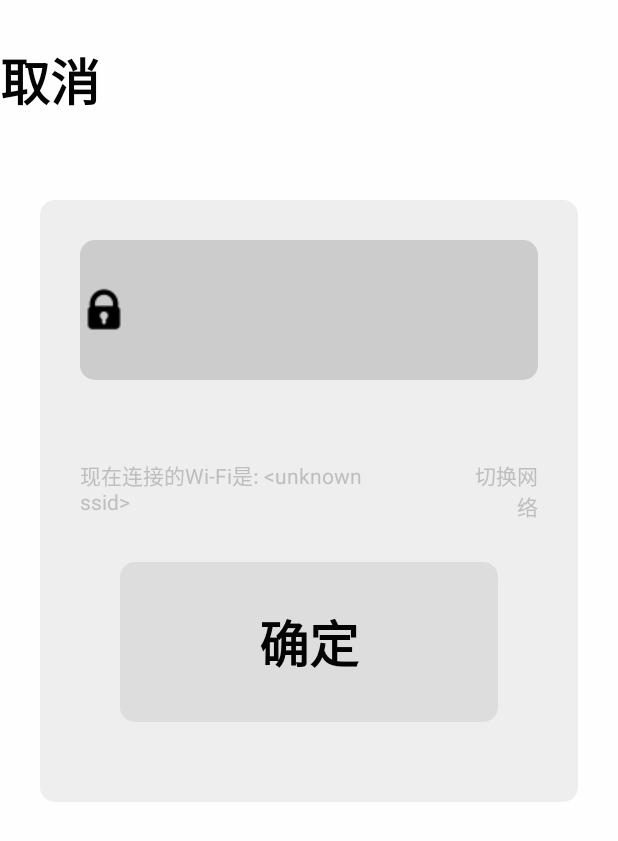
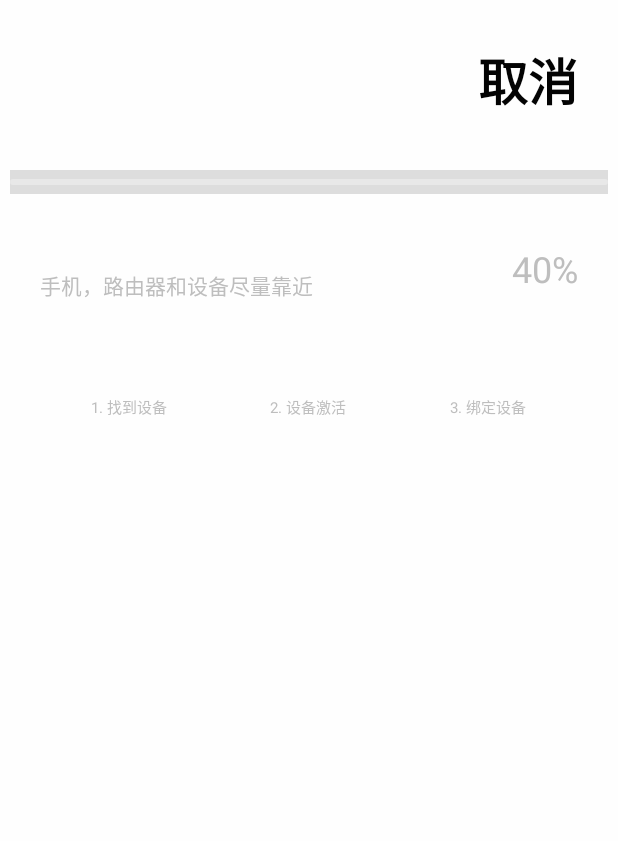
Before and after one commit to umasuo/app, an Android app: the fragment InputWifiPassword placed in its activity, after a tap on "确定", on a phone screen of 412 x 824 dp. Shown: the top 841 px of the screen. Run offline under Robolectric (Android 15) with nearby library versions, the light colour scheme and no system bars.

Commit message:
add connecting device ui

```diff
--- /dev/null
+++ b/src/main/java/com/umasuo/eva/ui/device/add/ConnectingDevice.java
@@ -0,0 +1,40 @@
+package com.umasuo.eva.ui.device.add;
+
+import android.net.wifi.WifiInfo;
+import android.net.wifi.WifiManager;
+import android.os.Bundle;
+import android.view.LayoutInflater;
+import android.view.View;
+import android.view.ViewGroup;
+import android.widget.Button;
+import android.widget.TextView;
+
+import com.umasuo.eva.MainActivity;
+import com.umasuo.eva.R;
+import com.umasuo.eva.infra.FragmentRoot;
+import com.umasuo.eva.infra.log.LogControl;
+
+/**
+ * 添加设备第三步：输入连接的Wi-Fi密码.
+ */
+public class ConnectingDevice extends FragmentRoot implements View.OnClickListener {
+
+    private static final String TAG = "ConnectingDevice";
+
+    MainActivity mainActivity;
+
+    @Override
+    public View onCreateView(LayoutInflater inflater, ViewGroup container,
+                             Bundle savedInstanceState) {
+        View view = inflater.inflate(R.layout.device_add_connecting, container, false);
+
+        mainActivity = (MainActivity) getContext();
+
+        return view;
+    }
+
+    @Override
+    public void onClick(View view) {
+        // TODO: 17/7/18 跳转到开始连接发包的界面
+    }
+}
--- a/src/main/java/com/umasuo/eva/ui/device/add/InputWifiPassword.java
+++ b/src/main/java/com/umasuo/eva/ui/device/add/InputWifiPassword.java
@@ -9,6 +9,7 @@ import android.view.ViewGroup;
 import android.widget.Button;
 import android.widget.TextView;
 
+import com.umasuo.eva.MainActivity;
 import com.umasuo.eva.R;
 import com.umasuo.eva.infra.FragmentRoot;
 import com.umasuo.eva.infra.log.LogControl;
@@ -22,11 +23,12 @@ public class InputWifiPassword extends FragmentRoot implements View.OnClickListe
 
     TextView curWifi;
     Button nextBtn;
+    MainActivity mainActivity;
+    ConnectingDevice connectingDevice;
 
     @Override
     public View onCreateView(LayoutInflater inflater, ViewGroup container,
                              Bundle savedInstanceState) {
-        // TODO Auto-generated method stub
         View view = inflater.inflate(R.layout.device_add_input_wifi_pwd, container, false);
 
         curWifi = (TextView) view.findViewById(R.id.current_wifi_text);
@@ -34,9 +36,14 @@ public class InputWifiPassword extends FragmentRoot implements View.OnClickListe
         nextBtn.setOnClickListener(this);
         getCurWifi();
 
+        mainActivity = (MainActivity) getContext();
+
         return view;
     }
 
+    /**
+     * 获取当前连接的Wi-Fi名.
+     */
     private void getCurWifi() {
 
         WifiManager wifiManager = (WifiManager) getContext().getApplicationContext().getSystemService(getContext().getApplicationContext().WIFI_SERVICE);
@@ -44,10 +51,18 @@ public class InputWifiPassword extends FragmentRoot implements View.OnClickListe
         String ssid = wifiInfo.getSSID();
         LogControl.debug(TAG, ssid);
         curWifi.setText(curWifi.getText() + ": " + ssid);
+        // TODO: 17/7/19 如果没有连接Wi-Fi，则提示连接Wi-Fi，同时按钮不可用
     }
 
     @Override
     public void onClick(View view) {
-        // TODO: 17/7/18 跳转到开始连接发包的界面
+
+        if (connectingDevice == null) {
+            connectingDevice = new ConnectingDevice();
+            connectingDevice.setPreIndex(index);
+            connectingDevice.setIndex(mainActivity.addFragment(connectingDevice));
+        }
+
+        mainActivity.showFragment(this, connectingDevice, true);
     }
 }
--- /dev/null
+++ b/src/main/res/layout/device_add_connecting.xml
@@ -0,0 +1,97 @@
+<?xml version="1.0" encoding="utf-8"?>
+<LinearLayout xmlns:android="http://schemas.android.com/apk/res/android"
+    android:layout_width="match_parent"
+    android:layout_height="match_parent"
+    android:background="@color/topBgColor"
+    android:orientation="vertical">
+
+    <LinearLayout
+        android:layout_width="match_parent"
+        android:layout_height="@dimen/activity_top_height"
+        android:background="@color/topBgColor"
+        android:orientation="horizontal">
+
+        <TextView
+            android:id="@+id/connecting_title"
+            android:layout_width="match_parent"
+            android:layout_height="wrap_content"
+            android:layout_gravity="center"
+            android:layout_marginRight="40px"
+            android:layout_weight="1"
+            android:gravity="right"
+            android:text="@string/cancel"
+            android:textColor="@color/deviceTypeItemColor"
+            android:textSize="@dimen/setting_title_size"
+            android:textStyle="bold"
+            android:typeface="monospace" />
+
+    </LinearLayout>
+
+    <ProgressBar
+        style="@style/Widget.AppCompat.ProgressBar.Horizontal"
+        android:layout_width="match_parent"
+        android:layout_height="wrap_content"
+        android:layout_margin="10px"
+        android:background="#dddddd"
+        android:max="100" />
+
+    <LinearLayout
+        android:layout_width="match_parent"
+        android:layout_height="wrap_content"
+        android:layout_margin="40px"
+        android:orientation="horizontal">
+
+        <TextView
+            android:layout_width="wrap_content"
+            android:layout_height="match_parent"
+            android:layout_marginTop="25px"
+            android:layout_weight="3"
+            android:gravity="left"
+            android:text="手机，路由器和设备尽量靠近" />
+
+        <TextView
+            android:layout_width="wrap_content"
+            android:layout_height="match_parent"
+            android:layout_weight="1"
+            android:gravity="right"
+            android:text="40%"
+            android:textSize="24sp" />
+
+    </LinearLayout>
+
+    <LinearLayout
+        android:layout_width="match_parent"
+        android:layout_height="wrap_content"
+        android:layout_margin="40px"
+        android:orientation="horizontal">
+
+        <TextView
+            android:layout_width="wrap_content"
+            android:layout_height="match_parent"
+            android:layout_weight="1"
+            android:gravity="left"
+            android:text="1. 找到设备"
+            android:textAlignment="center"
+            android:textSize="10sp" />
+
+        <TextView
+            android:layout_width="wrap_content"
+            android:layout_height="match_parent"
+            android:layout_weight="1"
+            android:gravity="right"
+            android:text="2. 设备激活"
+            android:textAlignment="center"
+            android:textSize="10sp" />
+
+        <TextView
+            android:layout_width="wrap_content"
+            android:layout_height="match_parent"
+            android:layout_weight="1"
+            android:gravity="right"
+            android:text="3. 绑定设备"
+            android:textAlignment="center"
+            android:textSize="10sp" />
+
+    </LinearLayout>
+
+</LinearLayout>
```
